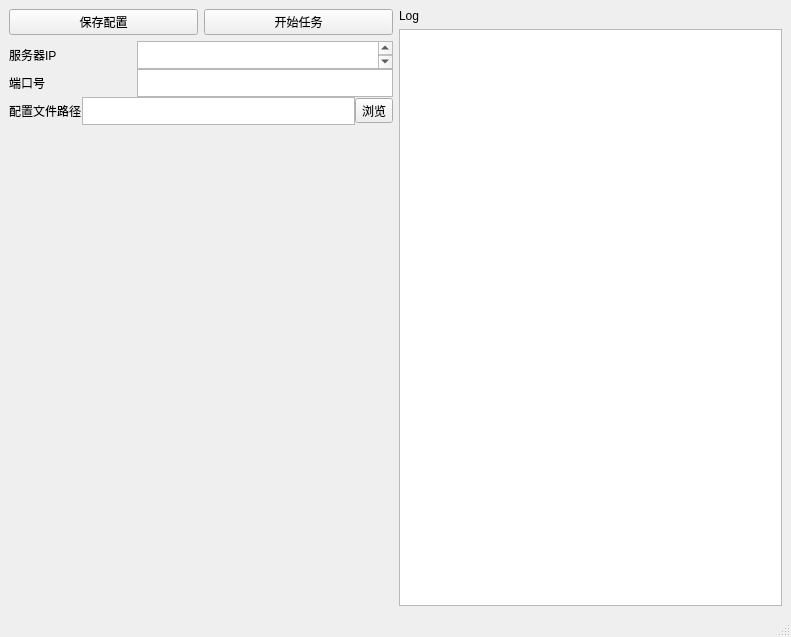
Before: the Qt Designer form ui/ui.ui in THtianhao/stable_diffusion_autotool, drawn with Qt 5.
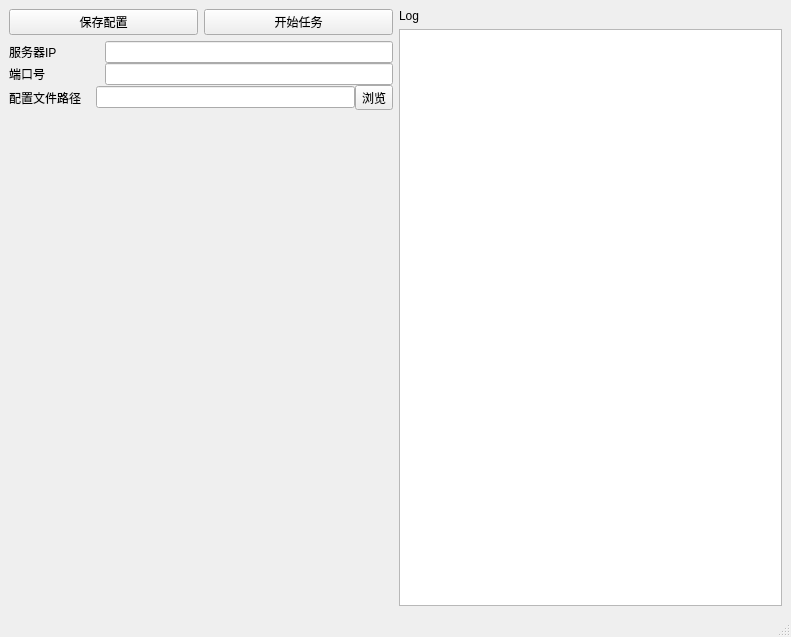
After: the same form once the commit is applied.

Patch:
```diff
--- a/ui/ui.ui
+++ b/ui/ui.ui
@@ -47,7 +47,7 @@
          <number>0</number>
         </property>
         <item>
-         <layout class="QHBoxLayout" name="horizontalLayout">
+         <layout class="QHBoxLayout" name="horizontalLayout" stretch="1,3">
           <item>
            <widget class="QLabel" name="label">
             <property name="text">
@@ -56,75 +56,35 @@
            </widget>
           </item>
           <item>
-           <widget class="QTextEdit" name="host">
-            <property name="sizePolicy">
-             <sizepolicy hsizetype="Preferred" vsizetype="Preferred">
-              <horstretch>0</horstretch>
-              <verstretch>0</verstretch>
-             </sizepolicy>
-            </property>
-            <property name="maximumSize">
-             <size>
-              <width>16777215</width>
-              <height>28</height>
-             </size>
-            </property>
-            <property name="html">
-             <string>&lt;!DOCTYPE HTML PUBLIC &quot;-//W3C//DTD HTML 4.0//EN&quot; &quot;http://www.w3.org/TR/REC-html40/strict.dtd&quot;&gt;
-&lt;html&gt;&lt;head&gt;&lt;meta name=&quot;qrichtext&quot; content=&quot;1&quot; /&gt;&lt;style type=&quot;text/css&quot;&gt;
-p, li { white-space: pre-wrap; }
-&lt;/style&gt;&lt;/head&gt;&lt;body style=&quot; font-family:'.AppleSystemUIFont'; font-size:13pt; font-weight:400; font-style:normal;&quot;&gt;
-&lt;p style=&quot;-qt-paragraph-type:empty; margin-top:0px; margin-bottom:0px; margin-left:0px; margin-right:0px; -qt-block-indent:0; text-indent:0px;&quot;&gt;&lt;br /&gt;&lt;/p&gt;&lt;/body&gt;&lt;/html&gt;</string>
-            </property>
-           </widget>
+           <widget class="QLineEdit" name="host"/>
           </item>
          </layout>
         </item>
         <item>
-         <layout class="QHBoxLayout" name="horizontalLayout_3">
-          <item>
-           <widget class="QLabel" name="label_4">
-            <property name="text">
-             <string>端口号</string>
-            </property>
-           </widget>
-          </item>
-          <item>
-           <widget class="QTextEdit" name="port">
-            <property name="sizePolicy">
-             <sizepolicy hsizetype="Minimum" vsizetype="Expanding">
-              <horstretch>0</horstretch>
-              <verstretch>0</verstretch>
-             </sizepolicy>
-            </property>
-            <property name="maximumSize">
-             <size>
-              <width>16777215</width>
-              <height>28</height>
-             </size>
-            </property>
-           </widget>
-          </item>
-         </layout>
-        </item>
-        <item>
-         <layout class="QHBoxLayout" name="horizontalLayout_2">
+         <layout class="QHBoxLayout" name="horizontalLayout_3" stretch="1,3">
           <item>
            <widget class="QLabel" name="label_3">
             <property name="text">
+             <string>端口号</string>
+            </property>
+           </widget>
+          </item>
+          <item>
+           <widget class="QLineEdit" name="port"/>
+          </item>
+         </layout>
+        </item>
+        <item>
+         <layout class="QHBoxLayout" name="horizontalLayout_2" stretch="1,3,0">
+          <item>
+           <widget class="QLabel" name="fileConfig">
+            <property name="text">
              <string>配置文件路径</string>
             </property>
            </widget>
           </item>
           <item>
-           <widget class="QTextEdit" name="textEdit_2">
-            <property name="maximumSize">
-             <size>
-              <width>16777215</width>
-              <height>28</height>
-             </size>
-            </property>
-           </widget>
+           <widget class="QLineEdit" name="taskPath"/>
           </item>
           <item>
            <widget class="QToolButton" name="toolButton">
```
Left out of the diff: 6 changed lines with no effect on the pictures.
